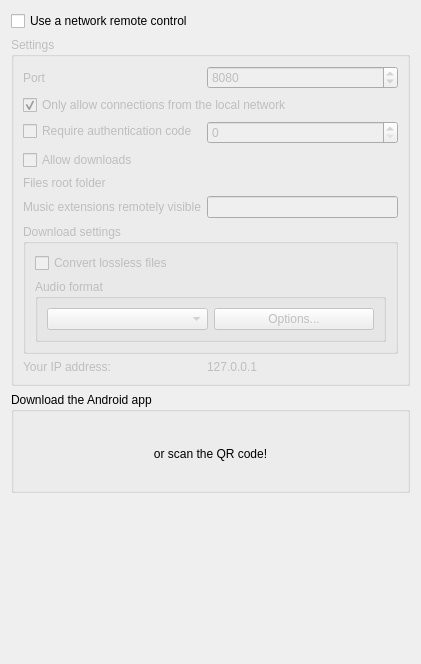
The window that src/ui/networkremotesettingspage.ui (clementine-player/Clementine) describes before a commit, drawn with Qt 5.
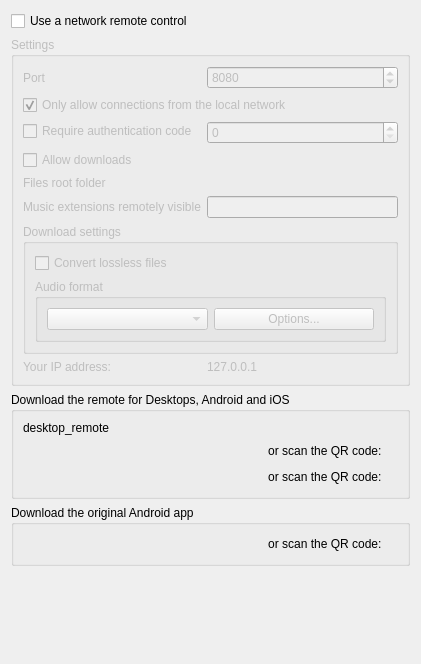
The same window after the commit. Icons and pictures are not drawn. Custom widgets are drawn as their Qt base class.

Commit message: Adding links to new remote in network remote settings

What changed in the file:
```diff
--- a/src/ui/networkremotesettingspage.ui
+++ b/src/ui/networkremotesettingspage.ui
@@ -209,18 +209,100 @@
     </widget>
    </item>
    <item>
-    <widget class="QGroupBox" name="groupBox">
+    <widget class="QGroupBox" name="groupBox_2">
      <property name="title">
-      <string>Download the Android app</string>
+      <string>Download the remote for Desktops, Android and iOS</string>
      </property>
      <layout class="QVBoxLayout" name="verticalLayout">
+      <item>
+       <widget class="QLabel" name="desktop_remote">
+        <property name="text">
+         <string>desktop_remote</string>
+        </property>
+       </widget>
+      </item>
+      <item>
+       <layout class="QHBoxLayout" name="horizontalLayout_2">
+        <item>
+         <spacer name="horizontalSpacer_3">
+          <property name="orientation">
+           <enum>Qt::Horizontal</enum>
+          </property>
+          <property name="sizeType">
+           <enum>QSizePolicy::Preferred</enum>
+          </property>
+          <property name="sizeHint" stdset="0">
+           <size>
+            <width>40</width>
+            <height>20</height>
+           </size>
+          </property>
+         </spacer>
+        </item>
+        <item>
+         <widget class="QLabel" name="play_store_2">
+          <property name="cursor">
+           <cursorShape>PointingHandCursor</cursorShape>
+          </property>
+          <property name="alignment">
+           <set>Qt::AlignCenter</set>
+          </property>
+         </widget>
+        </item>
+        <item>
+         <spacer name="horizontalSpacer_4">
+          <property name="orientation">
+           <enum>Qt::Horizontal</enum>
+          </property>
+          <property name="sizeHint" stdset="0">
+           <size>
+            <width>40</width>
+            <height>20</height>
+           </size>
+          </property>
+         </spacer>
+        </item>
+        <item>
+         <widget class="QLabel" name="label_5">
+          <property name="text">
+           <string>or scan the QR code: </string>
+          </property>
+          <property name="alignment">
+           <set>Qt::AlignCenter</set>
+          </property>
+         </widget>
+        </item>
+        <item>
+         <widget class="QLabel" name="android_app_qr_2">
+          <property name="maximumSize">
+           <size>
+            <width>150</width>
+            <height>150</height>
+           </size>
+          </property>
+          <property name="pixmap">
+           <pixmap resource="../../data/data.qrc">:/clem_remote_android_qr.png</pixmap>
+          </property>
+          <property name="scaledContents">
+           <bool>true</bool>
+          </property>
+          <property name="alignment">
+           <set>Qt::AlignCenter</set>
+          </property>
+         </widget>
+        </item>
+       </layout>
+      </item>
       <item>
        <layout class="QHBoxLayout" name="horizontalLayout_3">
         <item>
-         <spacer name="horizontalSpacer">
+         <spacer name="horizontalSpacer_5">
           <property name="orientation">
            <enum>Qt::Horizontal</enum>
           </property>
+          <property name="sizeType">
+           <enum>QSizePolicy::Preferred</enum>
+          </property>
           <property name="sizeHint" stdset="0">
            <size>
             <width>40</width>
@@ -230,7 +312,7 @@
          </spacer>
         </item>
         <item>
-         <widget class="QLabel" name="play_store">
+         <widget class="QLabel" name="apple_store">
           <property name="cursor">
            <cursorShape>PointingHandCursor</cursorShape>
           </property>
@@ -240,7 +322,7 @@
          </widget>
         </item>
         <item>
-         <spacer name="horizontalSpacer_2">
+         <spacer name="horizontalSpacer_6">
           <property name="orientation">
            <enum>Qt::Horizontal</enum>
           </property>
@@ -252,12 +334,89 @@
           </property>
          </spacer>
         </item>
+        <item>
+         <widget class="QLabel" name="label_6">
+          <property name="text">
+           <string>or scan the QR code: </string>
+          </property>
+          <property name="alignment">
+           <set>Qt::AlignCenter</set>
+          </property>
+         </widget>
+        </item>
+        <item>
+         <widget class="QLabel" name="iOS_app_qr">
+          <property name="maximumSize">
+           <size>
+            <width>150</width>
+            <height>150</height>
+           </size>
+          </property>
+          <property name="pixmap">
+           <pixmap resource="../../data/data.qrc">:/clem_remote_iOS_qr.png</pixmap>
+          </property>
+          <property name="scaledContents">
+           <bool>true</bool>
+          </property>
+          <property name="alignment">
+           <set>Qt::AlignCenter</set>
+          </property>
+         </widget>
+        </item>
        </layout>
+      </item>
+     </layout>
+    </widget>
+   </item>
+   <item>
+    <widget class="QGroupBox" name="groupBox">
+     <property name="title">
+      <string>Download the original Android app</string>
+     </property>
+     <layout class="QHBoxLayout" name="horizontalLayout">
+      <item>
+       <spacer name="horizontalSpacer">
+        <property name="orientation">
+         <enum>Qt::Horizontal</enum>
+        </property>
+        <property name="sizeType">
+         <enum>QSizePolicy::Preferred</enum>
+        </property>
+        <property name="sizeHint" stdset="0">
+         <size>
+          <width>40</width>
+          <height>20</height>
+         </size>
+        </property>
+       </spacer>
+      </item>
+      <item>
+       <widget class="QLabel" name="play_store">
+        <property name="cursor">
+         <cursorShape>PointingHandCursor</cursorShape>
+        </property>
+        <property name="alignment">
+         <set>Qt::AlignCenter</set>
+        </property>
+       </widget>
+      </item>
+      <item>
+       <spacer name="horizontalSpacer_2">
+        <property name="orientation">
+         <enum>Qt::Horizontal</enum>
+        </property>
+        <property name="sizeHint" stdset="0">
+         <size>
+          <width>63</width>
+          <height>20</height>
+         </size>
+        </property>
+       </spacer>
       </item>
       <item>
        <widget class="QLabel" name="label">
         <property name="text">
-         <string>or scan the QR code!</string>
+         <string>or scan the QR code: </string>
         </property>
         <property name="alignment">
          <set>Qt::AlignCenter</set>
@@ -266,6 +425,12 @@
       </item>
       <item>
        <widget class="QLabel" name="android_app_qr">
+        <property name="maximumSize">
+         <size>
+          <width>150</width>
+          <height>150</height>
+         </size>
+        </property>
         <property name="pixmap">
          <pixmap resource="../../data/data.qrc">:/clementine_remote_qr.png</pixmap>
         </property>
```
Left out of the diff: 6 changed lines with no effect on the pictures. The commit also changes 6 other files.
